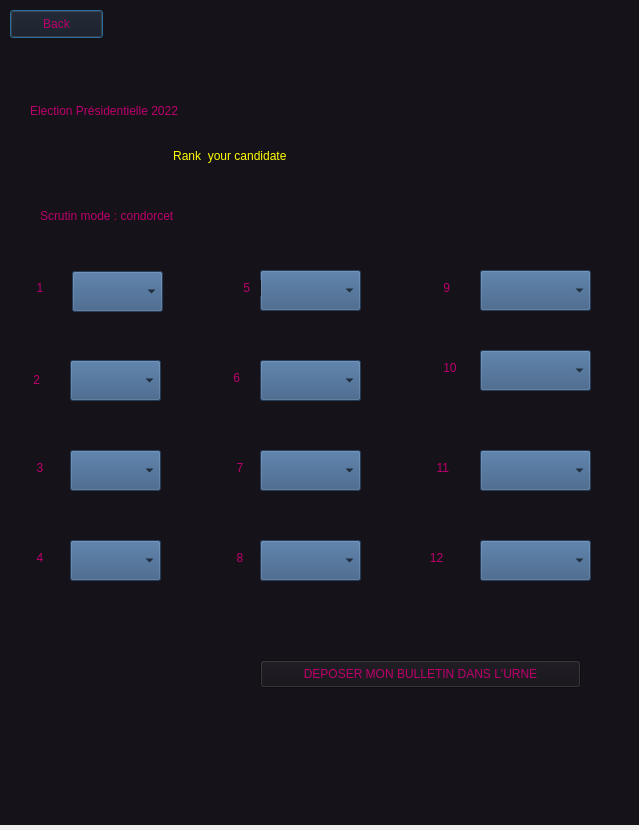
Old version of the form IHM/electioncondorcet.ui in the repository enst-abstention/votes-alternatifs.
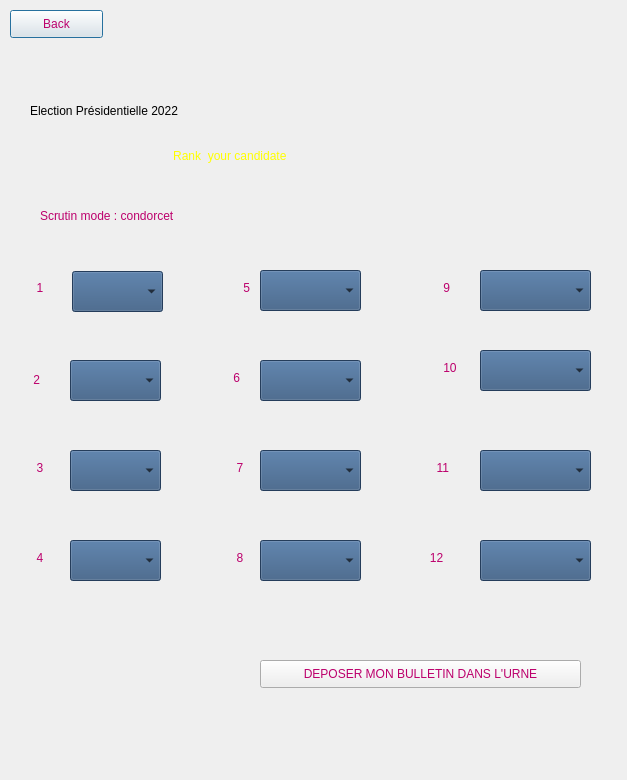
New version of the form. Icons and pictures are not drawn.

```diff
--- a/IHM/electioncondorcet.ui
+++ b/IHM/electioncondorcet.ui
@@ -6,8 +6,8 @@
    <rect>
     <x>0</x>
     <y>0</y>
-    <width>639</width>
-    <height>830</height>
+    <width>627</width>
+    <height>780</height>
    </rect>
   </property>
   <property name="windowTitle">
@@ -19,13 +19,11 @@
      <x>0</x>
      <y>0</y>
      <width>640</width>
-     <height>825</height>
+     <height>782</height>
     </rect>
    </property>
    <property name="styleSheet">
-    <string notr="true">alternate-background-color: qlineargradient(spread:pad, x1:0, y1:0, x2:1, y2:0, stop:0 rgba(0, 0, 0, 255), stop:1 rgba(255, 255, 255, 255));
-background-color: rgb(255, 255, 0);
-background-color: #161219</string>
+    <string notr="true">background-image: url(:/urne/urnnne.jpg);</string>
    </property>
    <widget class="QLabel" name="label_2">
     <property name="geometry">
@@ -80,7 +78,9 @@
     </property>
     <property name="styleSheet">
      <string notr="true">font: 8pt &quot;Kristen ITC&quot;;
-color: rgb(188, 0, 108);
+border-color: rgb(170, 0, 0);
+color: rgb(0, 0, 0);
+border-color: rgb(0, 85, 0);
 font: 24pt &quot;Kristen ITC&quot;;
 </string>
     </property>
```
Left out of the diff: 10 changed lines with no effect on the pictures.
